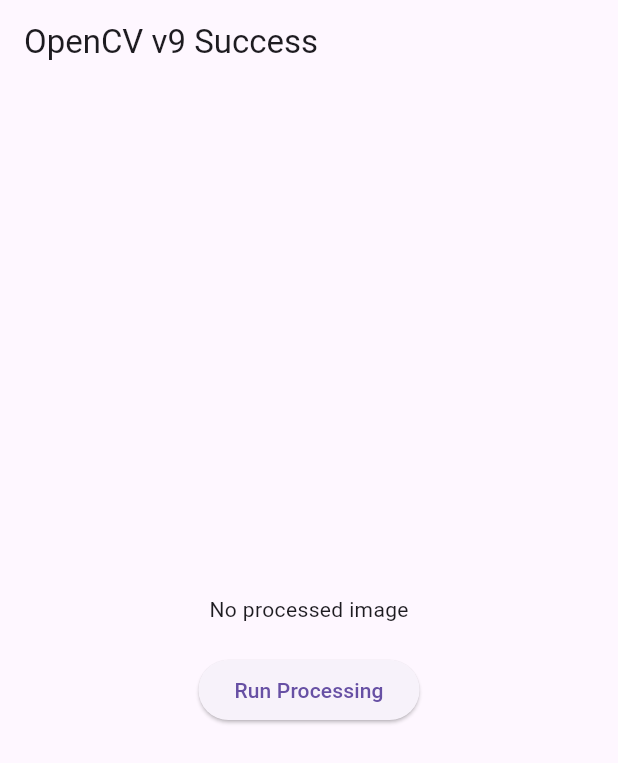
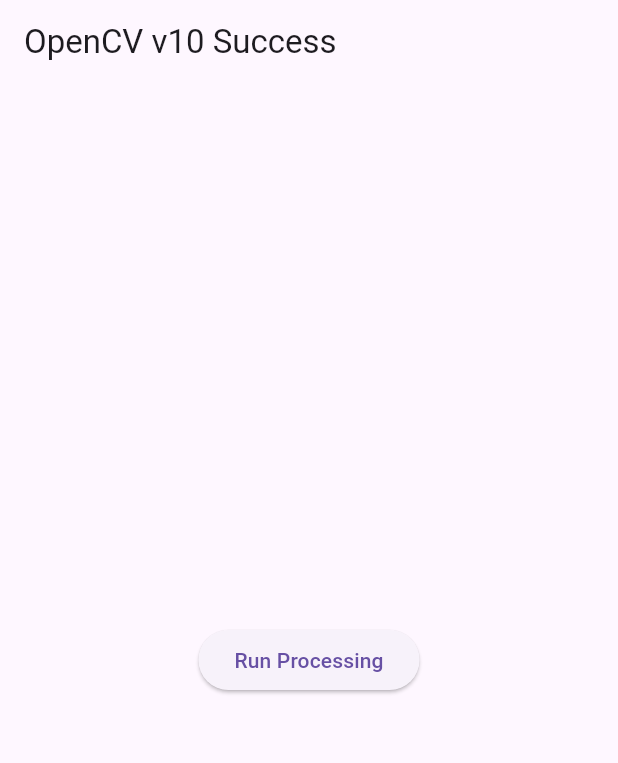
Before and after one commit to hoochiecoo/flutcv11, a Flutter app: the screen it shows after launch, on a phone screen of 412 x 824 dp. Shown: the top 763 px of the screen. Run offline on Flutter 3.47's test engine with Material 3 defaults, Android fonts, the phone set to English and light mode, and no system bars.

Commit message:
Add files via upload

```diff
--- a/lib/main.dart
+++ b/lib/main.dart
@@ -1,43 +1,29 @@
 import 'dart:io';
 import 'package:flutter/material.dart';
 import 'package:flutter/services.dart';
-
-void main() {
-  runApp(const MaterialApp(home: OpenCVApp()));
-}
-
+void main() { runApp(const MaterialApp(home: OpenCVApp())); }
 class OpenCVApp extends StatefulWidget {
   const OpenCVApp({super.key});
   @override
   State<OpenCVApp> createState() => _OpenCVAppState();
 }
-
 class _OpenCVAppState extends State<OpenCVApp> {
   static const platform = MethodChannel('opencv_channel');
   String? _image;
-
   Future<void> _process() async {
     try {
       final String? path = await platform.invokeMethod('processImage');
       setState(() { _image = path; });
     } catch (e) { debugPrint("Error: $e"); }
   }
-
   @override
   Widget build(BuildContext context) {
     return Scaffold(
-      appBar: AppBar(title: const Text('OpenCV v9 Success')),
-      body: Center(
-        child: Column(
-          mainAxisAlignment: MainAxisAlignment.center,
-          children: [
-            if (_image != null) Image.file(File(_image!), height: 300)
-            else const Text('No processed image'),
-            const SizedBox(height: 20),
+      appBar: AppBar(title: const Text('OpenCV v10 Success')),
+      body: Center(child: Column(mainAxisAlignment: MainAxisAlignment.center, children: [
+            if (_image != null) Image.file(File(_image!), height: 300),
             ElevatedButton(onPressed: _process, child: const Text('Run Processing')),
-          ],
-        ),
-      ),
+      ])),
     );
   }
 }
```
Also changed, not shown: 4 other files.
